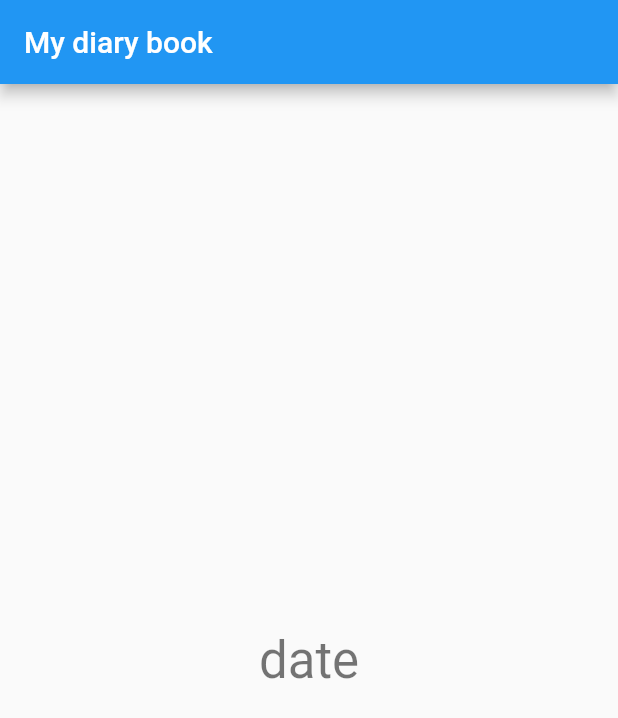
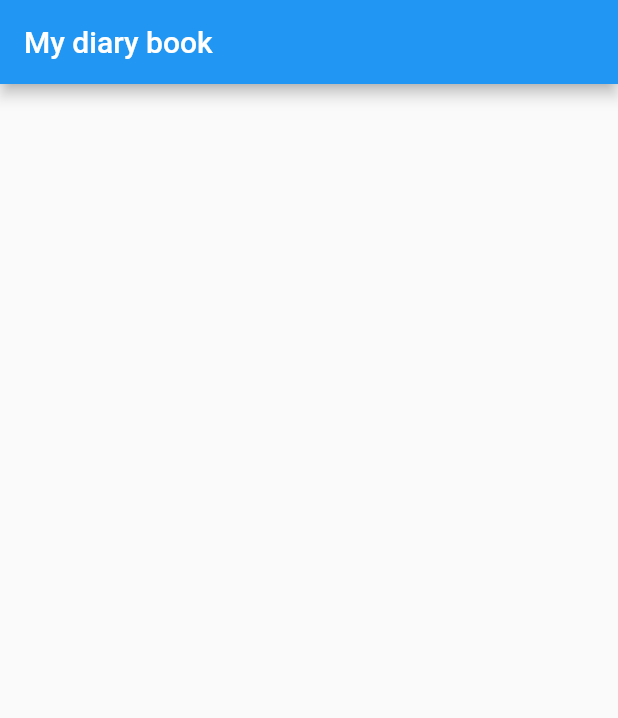
Before and after one commit to E-Mrtnz/my_diary_book, a Flutter app: the screen it shows after launch, on a phone screen of 412 x 824 dp. Shown: the top 718 px of the screen. Run offline on Flutter 3.47's test engine with Material 2 defaults, Android fonts, the phone set to English and light mode, and no system bars.

Commit message:
sobre escribiendo los cambios

```diff
--- a/lib/main.dart
+++ b/lib/main.dart
@@ -12,16 +12,13 @@ class MyApp extends StatelessWidget {
     return MaterialApp(
       debugShowCheckedModeBanner: false,
       title: 'My diary book',
-      theme: ThemeData(
-        primarySwatch: Colors.blue,
-      ),
-      home: const MyHomePage(),
+      home: MyHomePage(),
     );
   }
 }
 
 class MyHomePage extends StatefulWidget {
-  const MyHomePage({Key? key}) : super(key: key);
+  MyHomePage({Key? key}) : super(key: key);
 
   @override
   State<MyHomePage> createState() => _MyHomePageState();
@@ -37,12 +34,7 @@ class _MyHomePageState extends State<MyHomePage> {
       body: Center(
         child: Column(
           mainAxisAlignment: MainAxisAlignment.center,
-          children: <Widget>[
-            Text(
-              'date',
-              style: Theme.of(context).textTheme.headline4,
-            ),
-          ],
+          children: <Widget>[],
         ),
       ),
     );
```
